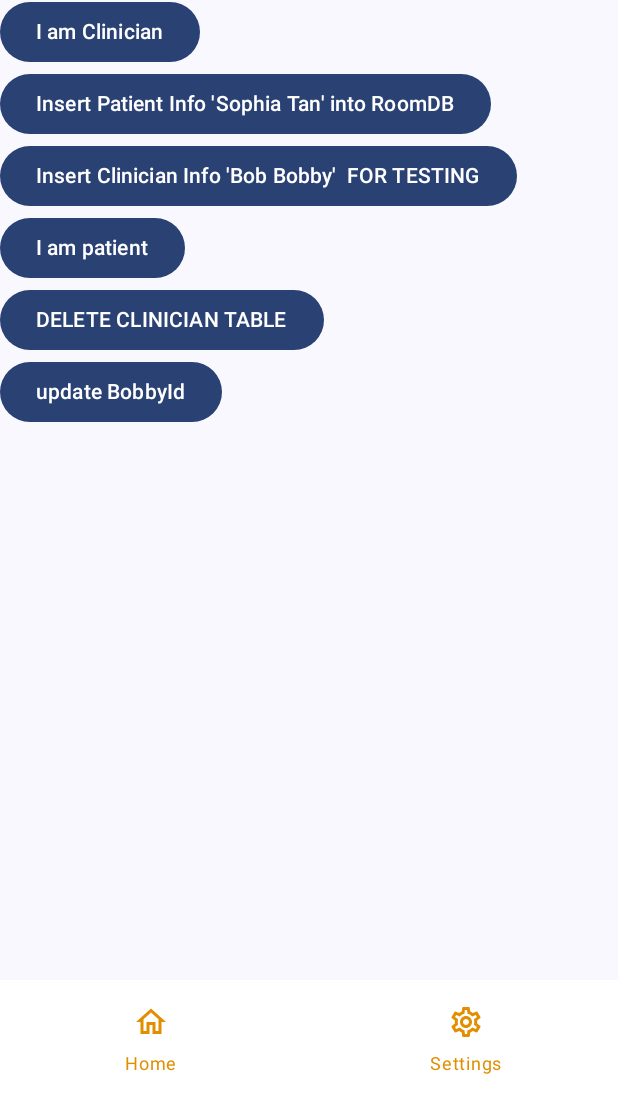
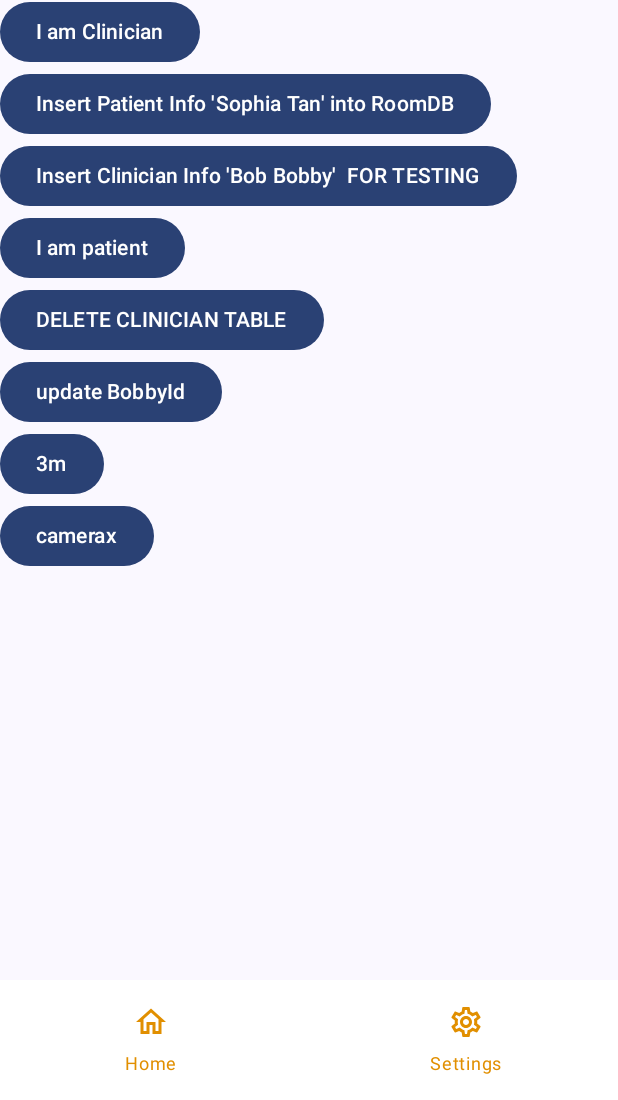
Before and after one commit to JohnathanTJK/ITP-GaitGuardian, an Android app built with Jetpack Compose: the screen it shows after launch (MainActivity), on a phone screen of 412 x 824 dp, the part 136-1236 px from its top. Run offline under Robolectric (Android 15) with nearby library versions, the phone set to English and light mode, and no system bars; our stand-ins replace Room's generated code.

Commit message:
additional testing buttons for startscreen

```diff
--- a/app/src/main/java/com/example/gaitguardian/screens/StartScreen.kt
+++ b/app/src/main/java/com/example/gaitguardian/screens/StartScreen.kt
@@ -53,5 +53,17 @@ fun StartScreen(navController: NavController, patientViewModel: PatientViewModel
         ) {
             Text("update BobbyId")
         }
+        Button(
+            onClick = {navController.navigate("3m_screen")}
+        )
+        {
+            Text("3m")
+        }
+        Button(
+            onClick = {navController.navigate("camera_screen")}
+        )
+        {
+            Text("camerax")
+        }
     }
 }
```
